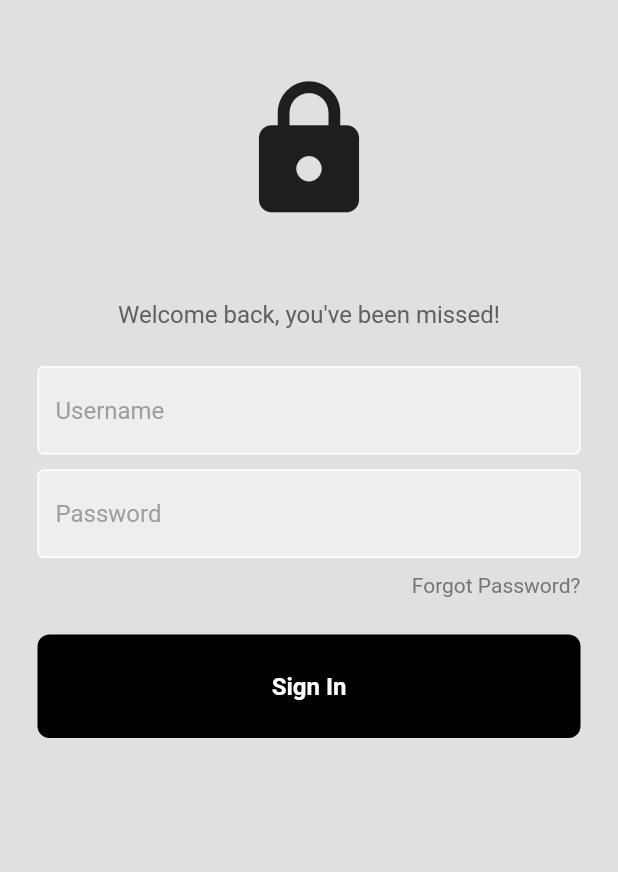
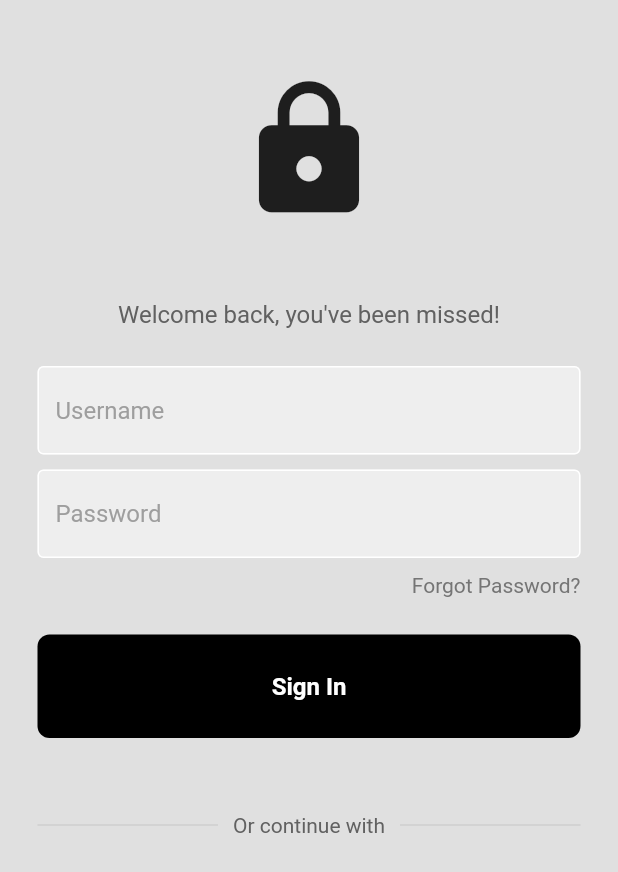
Before and after one commit to charlespalmerbf/flutter-boilerplate, a Flutter app: the LoginPage screen opened directly, on a phone screen of 412 x 824 dp. Shown: the top 872 px of the screen. Run offline on Flutter 3.47's test engine with Material 2 defaults, Android fonts, the phone set to English and light mode, and no system bars; our stand-ins replace google_nav_bar.

Commit message:
feat: adding splitter bar for sso options

```diff
--- a/lib/pages/login_page.dart
+++ b/lib/pages/login_page.dart
@@ -51,6 +51,32 @@ class LoginPage extends StatelessWidget {
 
             const SizedBox(height: 50),
 
+            Padding(
+              padding: const EdgeInsets.symmetric(horizontal: 25.0),
+              child: Row(
+                children: [
+                  Expanded(
+                    child: Divider(
+                      thickness: 0.5,
+                      color: Colors.grey[400],
+                    )
+                  ),
+
+                  Padding(
+                    padding: const EdgeInsets.symmetric(horizontal: 10.0),
+                    child: Text('Or continue with', style: TextStyle(color: Colors.grey[700]),),
+                  ),
+
+                  Expanded(
+                    child: Divider(
+                      thickness: 0.5,
+                      color: Colors.grey[400],
+                    )
+                  )
+                ],
+              ),
+            )
+
           ]),
         ),
       ),
```
